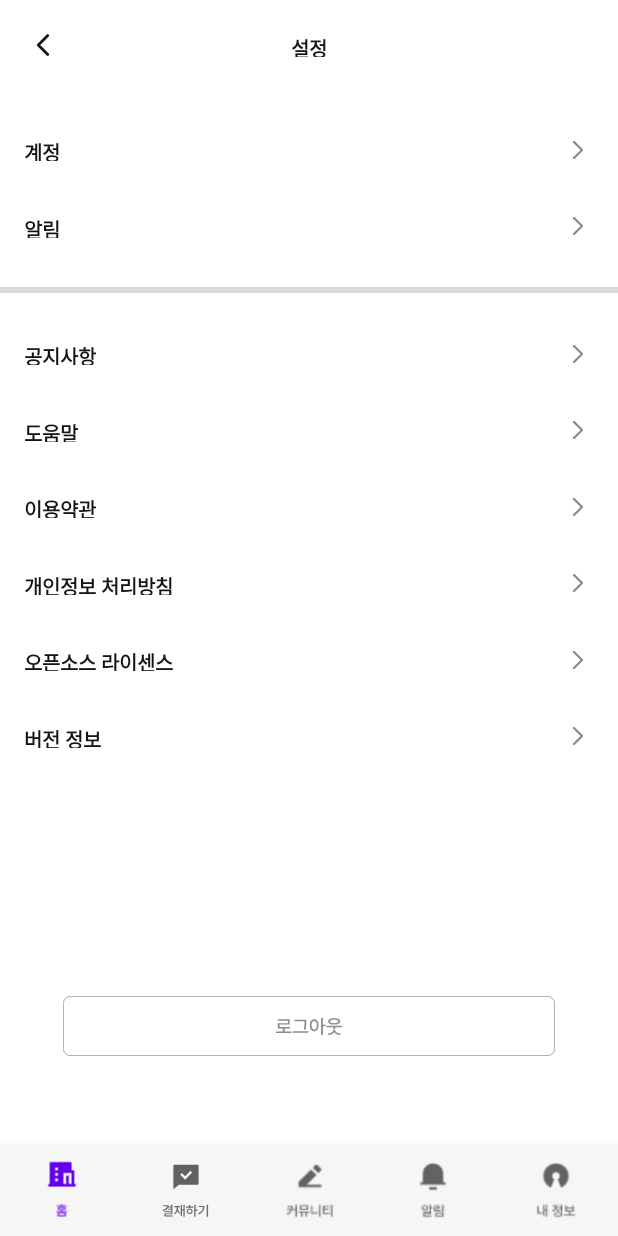
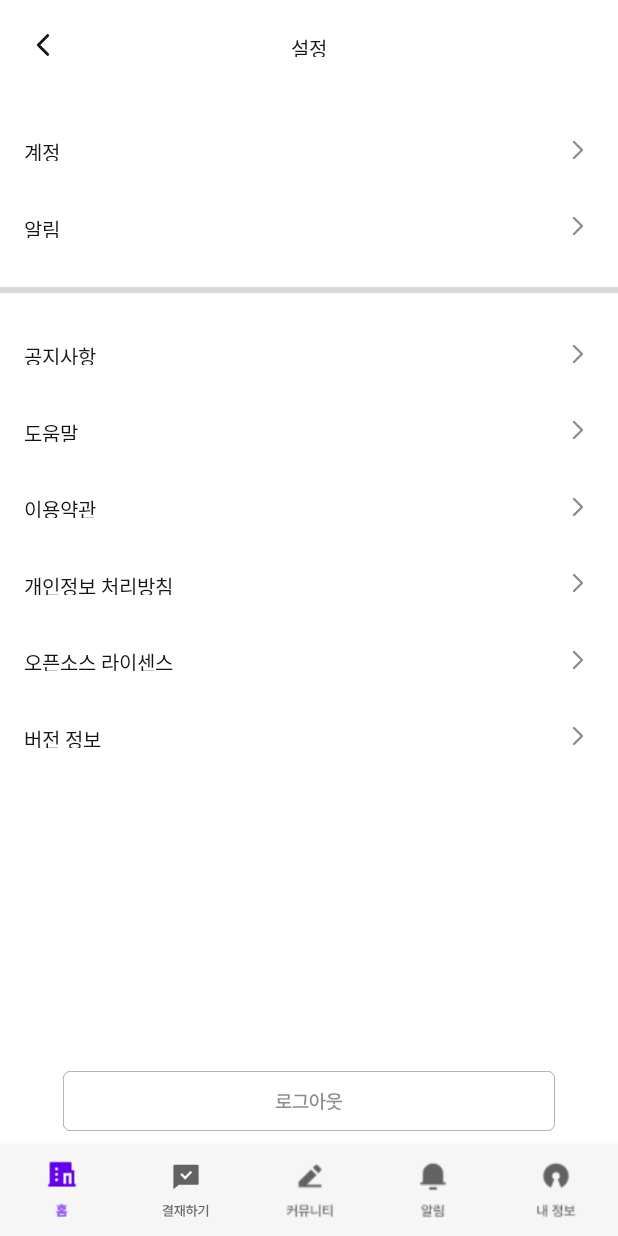
Before and after one commit to approval-please/approval-please-Android, an Android app: the SettingFragment screen opened through its navigation route, on a phone screen of 412 x 824 dp. Run offline under Robolectric (Android 15) with nearby library versions, the light colour scheme and no system bars; our stand-ins replace navigation-ui; Roboto replaces fonts that are not available here; 2 statements that could not run were skipped.

Commit message:
Design: 내 정보 설정 Fragment 폰트 스타일 적용

```diff
--- a/app/src/main/res/layout/fragment_setting.xml
+++ b/app/src/main/res/layout/fragment_setting.xml
@@ -21,9 +21,7 @@
         android:layout_width="wrap_content"
         android:layout_height="16dp"
         android:text="설정"
-        android:textStyle="bold"
-        android:textSize="13sp"
-        android:textColor="#141414"
+        style="@style/midText_black_bold"
         app:layout_constraintTop_toTopOf="parent"
         app:layout_constraintStart_toStartOf="parent"
         app:layout_constraintEnd_toEndOf="parent"
@@ -32,9 +30,7 @@
         android:layout_width="wrap_content"
         android:layout_height="16dp"
         android:text="계정"
-        android:textStyle="bold"
-        android:textSize="13sp"
-        android:textColor="#141414"
+        style="@style/midText_black"
         app:layout_constraintTop_toTopOf="parent"
         app:layout_constraintStart_toStartOf="parent"
         android:layout_marginTop="91.5dp"
@@ -53,9 +49,7 @@
         android:layout_width="wrap_content"
         android:layout_height="16dp"
         android:text="알림"
-        android:textStyle="bold"
-        android:textSize="13sp"
-        android:textColor="#141414"
+        style="@style/midText_black"
         app:layout_constraintTop_toTopOf="parent"
         app:layout_constraintStart_toStartOf="parent"
         android:layout_marginTop="142.5dp"
@@ -81,9 +75,7 @@
         android:layout_width="wrap_content"
         android:layout_height="16dp"
         android:text="공지사항"
-        android:textStyle="bold"
-        android:textSize="13sp"
-        android:textColor="#141414"
+        style="@style/midText_black"
         app:layout_constraintTop_toTopOf="parent"
         app:layout_constraintStart_toStartOf="parent"
         android:layout_marginTop="227.5dp"
@@ -102,9 +94,7 @@
         android:layout_width="wrap_content"
         android:layout_height="16dp"
         android:text="도움말"
-        android:textStyle="bold"
-        android:textSize="13sp"
-        android:textColor="#141414"
+        style="@style/midText_black"
         app:layout_constraintTop_toTopOf="parent"
         app:layout_constraintStart_toStartOf="parent"
         android:layout_marginTop="278.5dp"
@@ -123,9 +113,7 @@
         android:layout_width="wrap_content"
         android:layout_height="16dp"
         android:text="이용약관"
-        android:textStyle="bold"
-        android:textSize="13sp"
-        android:textColor="#141414"
+        style="@style/midText_black"
         app:layout_constraintTop_toTopOf="parent"
         app:layout_constraintStart_toStartOf="parent"
         android:layout_marginTop="329.5dp"
@@ -144,9 +132,7 @@
         android:layout_width="wrap_content"
         android:layout_height="16dp"
         android:text="개인정보 처리방침"
-        android:textStyle="bold"
-        android:textSize="13sp"
-        android:textColor="#141414"
+        style="@style/midText_black"
         app:layout_constraintTop_toTopOf="parent"
         app:layout_constraintStart_toStartOf="parent"
         android:layout_marginTop="380.5dp"
@@ -165,9 +151,7 @@
         android:layout_width="wrap_content"
         android:layout_height="16dp"
         android:text="오픈소스 라이센스"
-        android:textStyle="bold"
-        android:textSize="13sp"
-        android:textColor="#141414"
+        style="@style/midText_black"
         app:layout_constraintTop_toTopOf="parent"
         app:layout_constraintStart_toStartOf="parent"
         android:layout_marginTop="431.5dp"
@@ -186,9 +170,7 @@
         android:layout_width="wrap_content"
         android:layout_height="16dp"
         android:text="버전 정보"
-        android:textStyle="bold"
-        android:textSize="13sp"
-        android:textColor="#141414"
+        style="@style/midText_black"
         app:layout_constraintTop_toTopOf="parent"
         app:layout_constraintStart_toStartOf="parent"
         android:layout_marginTop="482.5dp"
@@ -213,5 +195,5 @@
         app:layout_constraintBottom_toBottomOf="parent"
         app:layout_constraintStart_toStartOf="parent"
         app:layout_constraintEnd_toEndOf="parent"
-        android:layout_marginBottom="60dp"/>
+        android:layout_marginBottom="10dp"/>
 </androidx.constraintlayout.widget.ConstraintLayout>
```
